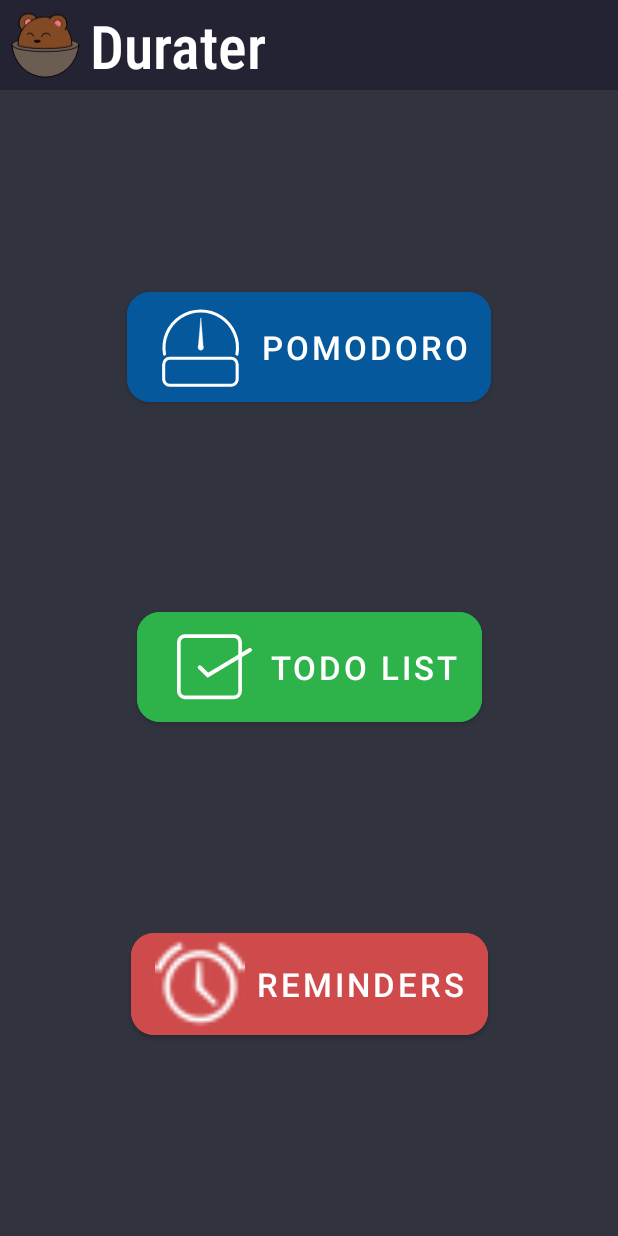
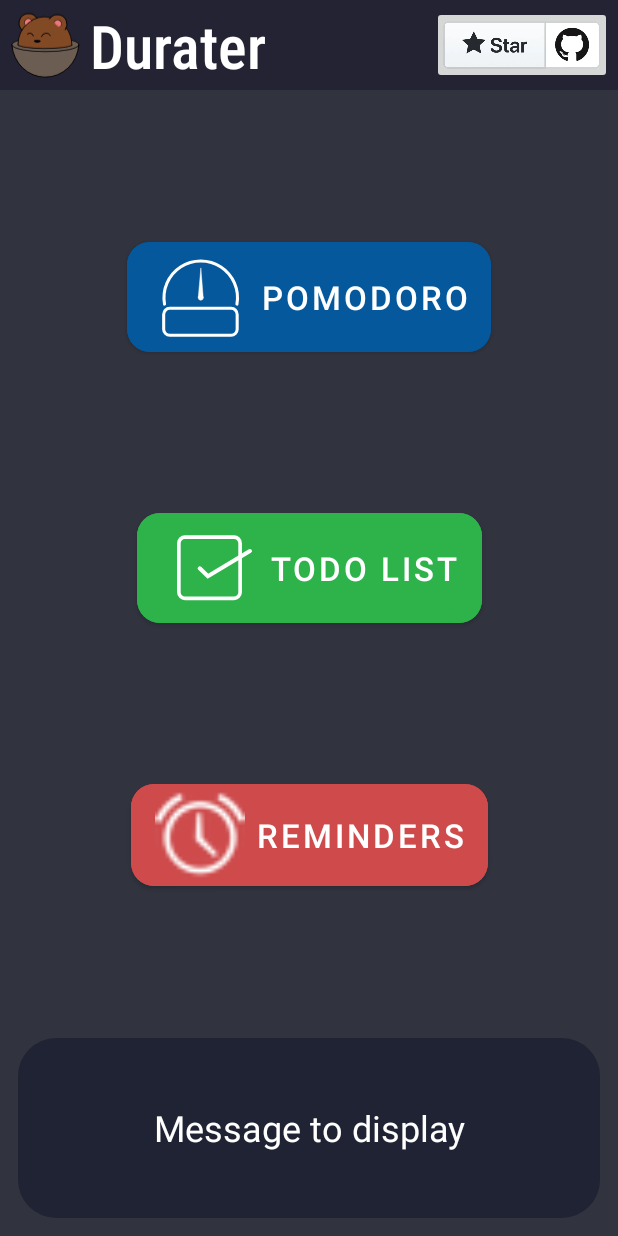
Before and after one commit to uday-sudo/durater, an Android app: the screen it shows after launch (MainActivity), on a phone screen of 412 x 824 dp. Run offline under Robolectric (Android 15) with nearby library versions, the phone set to English and light mode, and no system bars.

Commit message:
Minor UI improvements

```diff
--- a/app/app/src/main/java/com/example/durater/MainActivity.kt
+++ b/app/app/src/main/java/com/example/durater/MainActivity.kt
@@ -1,17 +1,55 @@
 package com.example.durater
 
+import android.content.Intent
+import android.net.Uri
 import androidx.appcompat.app.AppCompatActivity
 import android.os.Bundle
 import android.widget.Button
+import android.widget.ImageButton
 import android.widget.TextView
 
 class MainActivity : AppCompatActivity() {
 
+    lateinit var pomodoro : Button
+    lateinit var todoButton : Button
+    lateinit var reminderButton : Button
+    lateinit var messageView : TextView
+    lateinit var githubLink : ImageButton
 
     override fun onCreate(savedInstanceState: Bundle?) {
         super.onCreate(savedInstanceState)
         setContentView(R.layout.activity_main)
 
+        pomodoro = findViewById(R.id.openPomodoro)
+        todoButton = findViewById(R.id.openTodo)
+        reminderButton = findViewById(R.id.openReminder)
+        messageView = findViewById(R.id.bottomText)
+        githubLink = findViewById(R.id.rateUs)
+
+        //open the github link
+        githubLink.setOnClickListener {
+            val openURL = Intent(Intent.ACTION_VIEW)
+            openURL.data = Uri.parse("https://github.com/uday-sudo/durater")
+            startActivity(openURL)
+        }
+
+        //Open Pomodoro activity
+        pomodoro.setOnClickListener {
+            var intent = Intent(this@MainActivity,Pomodoro::class.java)
+            startActivity(intent)
+        }
+
+        //open todolist activity
+        todoButton.setOnClickListener {
+            var intent = Intent(this@MainActivity,Todo::class.java)
+            startActivity(intent)
+        }
+
+        //Open Rminders activity
+        reminderButton.setOnClickListener {
+            var intent = Intent(this@MainActivity,Reminder::class.java)
+            startActivity(intent)
+        }
 
     }
 }
--- /dev/null
+++ b/app/app/src/main/res/drawable/ic_textview_bg.xml
@@ -0,0 +1,17 @@
+<?xml version="1.0" encoding="UTF-8"?>
+<shape xmlns:android="http://schemas.android.com/apk/res/android">
+  <solid android:color="#1F2333"/>
+
+  <stroke android:width="0dp"
+      android:color="@android:color/transparent"
+      />
+
+  <padding android:left="0dp"
+      android:top="0dp"
+      android:right="0dp"
+      android:bottom="0dp"
+      />
+
+  <corners android:bottomRightRadius="25dp" android:bottomLeftRadius="25dp"
+      android:topLeftRadius="25dp" android:topRightRadius="25dp"/>
+</shape>
--- a/app/app/src/main/res/layout/action_bar.xml
+++ b/app/app/src/main/res/layout/action_bar.xml
@@ -3,7 +3,7 @@
     xmlns:app="http://schemas.android.com/apk/res-auto"
     xmlns:tools="http://schemas.android.com/tools"
     android:layout_width="match_parent"
-    android:layout_height="wrap_content"
+    android:layout_height="60dp"
     android:background="#242333"
     android:gravity="center_vertical">
 
@@ -35,4 +35,18 @@
         app:layout_constraintStart_toEndOf="@+id/imageView3"
         app:layout_constraintTop_toTopOf="parent" />
 
+    <ImageButton
+        android:id="@+id/rateUs"
+        android:layout_width="120dp"
+        android:layout_height="match_parent"
+        android:layout_marginTop="4dp"
+        android:layout_marginEnd="4dp"
+        android:layout_marginBottom="4dp"
+        android:contentDescription="@string/RateUs"
+        android:scaleType="centerCrop"
+        app:layout_constraintBottom_toBottomOf="parent"
+        app:layout_constraintEnd_toEndOf="parent"
+        app:layout_constraintTop_toTopOf="parent"
+        app:srcCompat="@drawable/star" />
+
 </androidx.constraintlayout.widget.ConstraintLayout>
--- a/app/app/src/main/res/layout/activity_main.xml
+++ b/app/app/src/main/res/layout/activity_main.xml
@@ -38,7 +38,7 @@
         app:cornerRadius="15dp"
         app:icon="@drawable/ic_checkbox"
         app:iconSize="65dp"
-        app:layout_constraintBottom_toTopOf="@+id/button3"
+        app:layout_constraintBottom_toTopOf="@+id/openReminder"
         app:layout_constraintEnd_toEndOf="parent"
         app:layout_constraintHorizontal_bias="0.5"
         app:layout_constraintStart_toStartOf="parent"
@@ -46,7 +46,7 @@
         tools:ignore="TextContrastCheck" />
 
     <Button
-        android:id="@+id/button3"
+        android:id="@+id/openReminder"
         android:layout_width="wrap_content"
         android:layout_height="wrap_content"
         android:backgroundTint="#CE4A4B"
@@ -55,10 +55,33 @@
         app:cornerRadius="15dp"
         app:icon="@android:drawable/ic_lock_idle_alarm"
         app:iconSize="60dp"
-        app:layout_constraintBottom_toBottomOf="parent"
+        app:layout_constraintBottom_toTopOf="@+id/bottomText"
         app:layout_constraintEnd_toEndOf="parent"
         app:layout_constraintHorizontal_bias="0.5"
         app:layout_constraintStart_toStartOf="parent"
         app:layout_constraintTop_toBottomOf="@+id/openTodo"
         tools:ignore="TextContrastCheck" />
+
+    <TextView
+        android:id="@+id/bottomText"
+        android:layout_width="match_parent"
+        android:layout_height="120dp"
+        android:layout_marginStart="12dp"
+        android:layout_marginEnd="12dp"
+        android:layout_marginBottom="12dp"
+        android:background="@drawable/ic_textview_bg"
+        android:gravity="center_horizontal|center_vertical"
+        android:padding="10dp"
+        android:paddingStart="10dp"
+        android:paddingLeft="10dp"
+        android:paddingTop="10dp"
+        android:paddingEnd="10dp"
+        android:paddingRight="10dp"
+        android:paddingBottom="10dp"
+        android:text="Message to display"
+        android:textColor="#FFFFFF"
+        android:textSize="24sp"
+        app:layout_constraintBottom_toBottomOf="parent"
+        app:layout_constraintEnd_toEndOf="parent"
+        app:layout_constraintStart_toStartOf="parent" />
 </androidx.constraintlayout.widget.ConstraintLayout>
--- a/app/app/src/main/res/values/strings.xml
+++ b/app/app/src/main/res/values/strings.xml
@@ -3,4 +3,5 @@
     <string name="pomodoro">Pomodoro</string>
     <string name="todo_list">Todo List</string>
     <string name="reminders">Reminders</string>
+    <string name="RateUs">Rate Us On Github</string>
 </resources>
--- a/app/build.gradle
+++ b/app/build.gradle
@@ -2,7 +2,7 @@
 plugins {
     id 'com.android.application' version '7.2.1' apply false
     id 'com.android.library' version '7.2.1' apply false
-    id 'org.jetbrains.kotlin.android' version '1.6.10' apply false
+    id 'org.jetbrains.kotlin.android' version '1.7.0' apply false
 }
 
 task clean(type: Delete) {
```
Also changed, not shown: app/app/src/main/AndroidManifest.xml (+9 -0 lines), app/app/src/main/java/com/example/durater/Pomodoro.kt (added, +11 -0 lines), app/app/src/main/java/com/example/durater/Reminder.kt (added, +11 -0 lines), app/app/src/main/java/com/example/durater/Todo.kt (added, +11 -0 lines), app/app/src/main/res/layout/activity_pomodoro.xml (added, +14 -0 lines), app/app/src/main/res/layout/activity_reminder.xml (added, +14 -0 lines), app/app/src/main/res/layout/activity_todo.xml (added, +14 -0 lines), app/app/src/main/res/drawable/star.webp (added), 4 other files.
